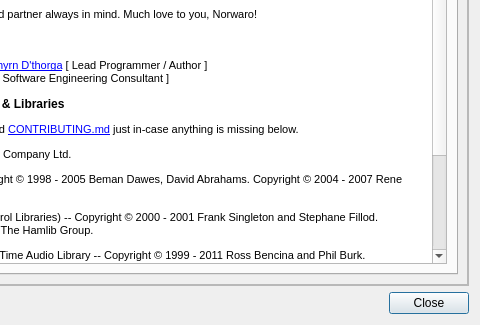
Above: src/ui/aboutdialog.ui from GekkoFyre/small-world-deluxe before the change; both pictures show x 160 to 640 and y 155 to 480 of the 640 by 480 pixel window. Below: the same form after it.
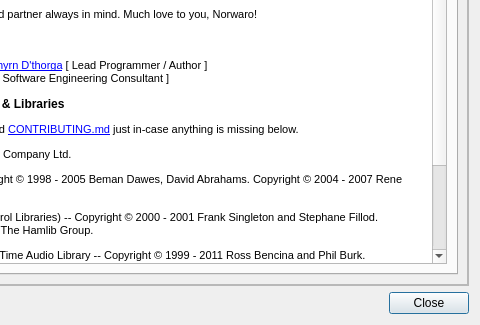
That is the form after the change.

Commit message: * Removed the dependence of William Woodall's Serial library to instead use Qt5's built-in one instead.

Patch:
```diff
--- a/src/ui/aboutdialog.ui
+++ b/src/ui/aboutdialog.ui
@@ -137,7 +137,6 @@
 &lt;p style=&quot; margin-top:12px; margin-bottom:12px; margin-left:0px; margin-right:0px; -qt-block-indent:0; text-indent:0px;&quot;&gt;&lt;span style=&quot; font-family:'Courier New'; font-size:8pt;&quot;&gt;Hamlib (Ham Radio Control Libraries) -- Copyright © 2000 - 2001 Frank Singleton and Stephane Fillod. Copyright © 2000 - 2012 The Hamlib Group.&lt;/span&gt;&lt;/p&gt;
 &lt;p style=&quot; margin-top:12px; margin-bottom:12px; margin-left:0px; margin-right:0px; -qt-block-indent:0; text-indent:0px;&quot;&gt;&lt;span style=&quot; font-family:'Courier New'; font-size:8pt;&quot;&gt;PortAudio Portable Real-Time Audio Library -- Copyright © 1999 - 2011 Ross Bencina and Phil Burk.&lt;/span&gt;&lt;/p&gt;
 &lt;p style=&quot; margin-top:12px; margin-bottom:12px; margin-left:0px; margin-right:0px; -qt-block-indent:0; text-indent:0px;&quot;&gt;&lt;span style=&quot; font-family:'Courier New'; font-size:8pt;&quot;&gt;CMake - Cross Platform Makefile Generator -- Copyright © 2000 - 2020 Kitware, Inc. and Contributors.&lt;/span&gt;&lt;/p&gt;
-&lt;p style=&quot; margin-top:12px; margin-bottom:12px; margin-left:0px; margin-right:0px; -qt-block-indent:0; text-indent:0px;&quot;&gt;&lt;span style=&quot; font-family:'Courier New'; font-size:8pt;&quot;&gt;Serial -- Copyright © 2012 William Woodall and John Harrison.&lt;/span&gt;&lt;/p&gt;
 &lt;p style=&quot; margin-top:12px; margin-bottom:12px; margin-left:0px; margin-right:0px; -qt-block-indent:0; text-indent:0px;&quot;&gt;&lt;span style=&quot; font-family:'Courier New'; font-size:8pt;&quot;&gt;SingleApplication -- Copyright © 2015 - 2020 Itay Grudev.&lt;/span&gt;&lt;/p&gt;
 &lt;h4 style=&quot; margin-top:12px; margin-bottom:12px; margin-left:0px; margin-right:0px; -qt-block-indent:0; text-indent:0px;&quot;&gt;&lt;span style=&quot; font-size:8pt; font-weight:600;&quot;&gt;Licensing &amp;amp; Legalese&lt;/span&gt;&lt;/h4&gt;
 &lt;p style=&quot; margin-top:12px; margin-bottom:12px; margin-left:0px; margin-right:0px; -qt-block-indent:0; text-indent:0px;&quot;&gt;&lt;span style=&quot; font-size:8pt;&quot;&gt;Please see the &lt;/span&gt;&lt;a href=&quot;https://code.gekkofyre.io/phobos-dthorga/small-world-deluxe/-/blob/develop/LICENSE&quot;&gt;&lt;span style=&quot; font-size:8pt; text-decoration: underline; color:#0000ff;&quot;&gt;LICENSE&lt;/span&gt;&lt;/a&gt;&lt;span style=&quot; font-size:8pt;&quot;&gt; file within our GitLab repository for all licensing and legal matters.&lt;/span&gt;&lt;/p&gt;
```
The commit also changes 38 other files.
